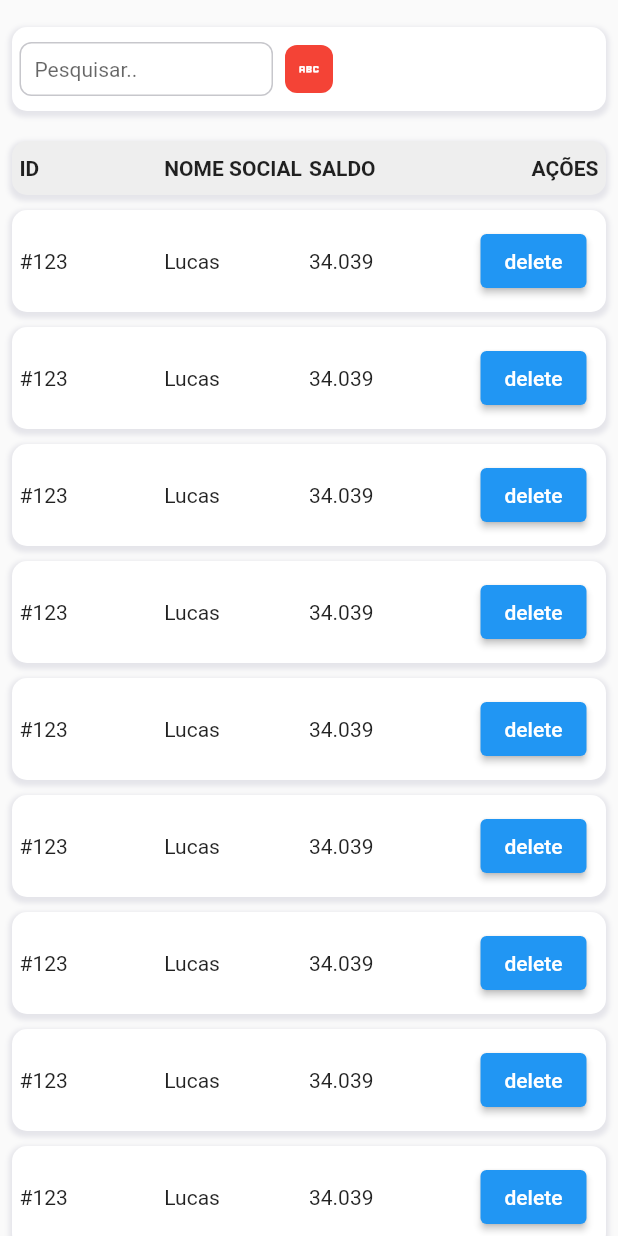
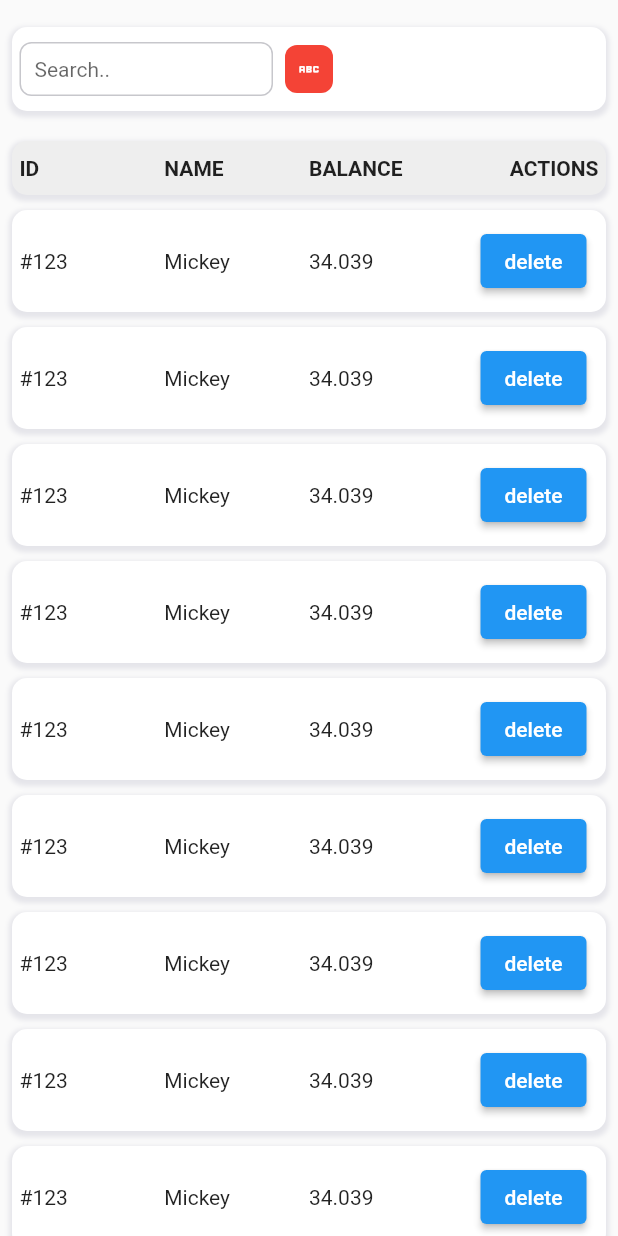
Before and after one commit to firmino2611/ai-table, a Flutter app: the screen it shows after launch, on a phone screen of 412 x 824 dp. Run offline on Flutter 3.47's test engine with Material 2 defaults, Android fonts, the phone set to English and light mode, and no system bars.

Commit message:
update change.log and readme.md

```diff
--- a/example/lib/main.dart
+++ b/example/lib/main.dart
@@ -52,7 +52,7 @@ class _MyHomePageState extends State<MyHomePage> {
               filterButton: FilterButton(
                 color: Colors.red,
                 icon: Icons.abc,
-                tooltip: 'FIltros',
+                tooltip: 'Filters',
                 visible: true,
                 onClick: () {},
                 // builder: () {
@@ -60,9 +60,10 @@ class _MyHomePageState extends State<MyHomePage> {
                 // },
               ),
               search: AIFilterHeaderSearch(
-                placeholder: 'Pesquisar..',
+                placeholder: 'Search..',
                 onChange: (val) {},
               ),
+              actions: [],
             ),
             header: AITableHeader(
               background: Colors.grey.shade200,
@@ -75,19 +76,19 @@ class _MyHomePageState extends State<MyHomePage> {
                 ),
                 AITableHeaderCell(
                   child: Text(
-                    'NOME SOCIAL',
+                    'NAME',
                     style: TextStyle(fontWeight: FontWeight.bold),
                   ),
                 ),
                 AITableHeaderCell(
                   child: Text(
-                    'SALDO',
+                    'BALANCE',
                     style: TextStyle(fontWeight: FontWeight.bold),
                   ),
                 ),
                 AITableHeaderCell(
                   child: Text(
-                    'AÇÕES',
+                    'ACTIONS',
                     style: TextStyle(fontWeight: FontWeight.bold),
                   ),
                   align: Alignment.centerRight,
@@ -100,7 +101,7 @@ class _MyHomePageState extends State<MyHomePage> {
                 onClick: (index) {},
                 cells: [
                   AITableCell(child: Text('#123')),
-                  AITableCell(child: Text('Lucas')),
+                  AITableCell(child: Text('Mickey')),
                   AITableCell(child: Text('34.039')),
                   AITableCell(
                     align: Alignment.centerRight,
--- a/lib/src/components/contracts/table_row_interface.dart
+++ b/lib/src/components/contracts/table_row_interface.dart
@@ -7,9 +7,11 @@ abstract class TableRowInterface {
   final List<TableCellInterface> cells;
 
   /// When row clicked
+  /// [index] row clicked
   final Function(int index)? onClick;
 
   /// When row hovered
+  /// [index] row clicked
   final Function(int index)? onHover;
 
   TableRowInterface({
```
Also changed, not shown: 2 other files.
